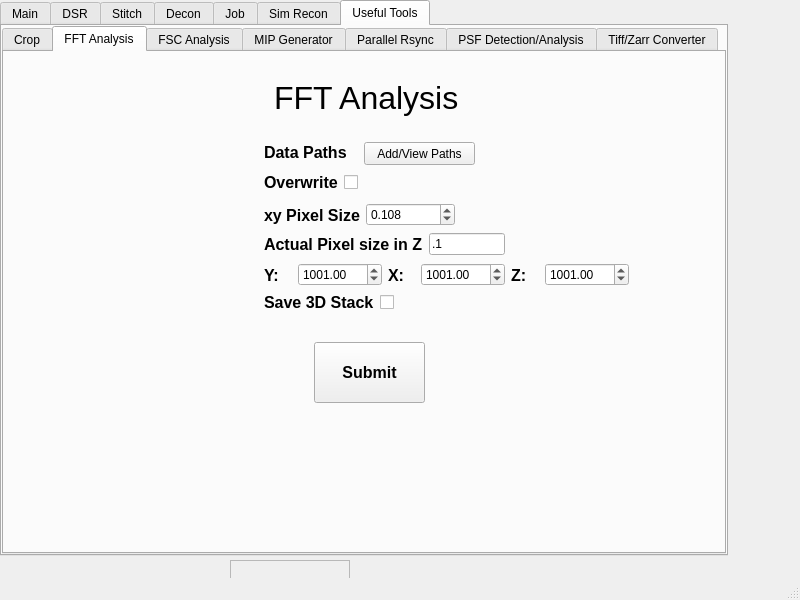
This is mainwindow.ui in abcucberkeley/PetaKit5D-GUI as Qt 5 draws it before an edit. The edited form follows.
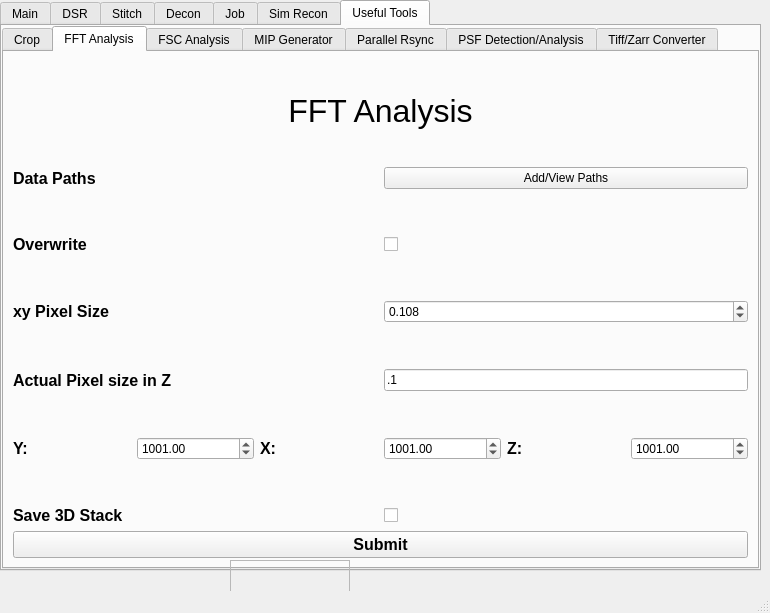
This is the edited form. The open tabs and pages were chosen to show the change.

Commit message: Made the FFT Analysis useful tool tab resizable

What changed in the file:
```diff
--- a/mainwindow.ui
+++ b/mainwindow.ui
@@ -6,8 +6,8 @@
    <rect>
     <x>0</x>
     <y>0</y>
-    <width>800</width>
-    <height>600</height>
+    <width>770</width>
+    <height>613</height>
    </rect>
   </property>
   <property name="windowTitle">
@@ -22,8 +22,8 @@
      <rect>
       <x>0</x>
       <y>0</y>
-      <width>728</width>
-      <height>556</height>
+      <width>761</width>
+      <height>571</height>
      </rect>
     </property>
     <property name="currentIndex">
@@ -6411,15 +6411,28 @@
          <attribute name="title">
           <string>FFT Analysis</string>
          </attribute>
+         <layout class="QGridLayout" name="gridLayout_12">
+          <property name="leftMargin">
+           <number>9</number>
+          </property>
+          <property name="topMargin">
+           <number>9</number>
+          </property>
+          <property name="rightMargin">
+           <number>9</number>
+          </property>
+          <property name="bottomMargin">
+           <number>9</number>
+          </property>
+          <item row="2" column="1" rowspan="2">
+           <layout class="QVBoxLayout" name="verticalLayout_27">
+            <property name="bottomMargin">
+             <number>0</number>
+            </property>
+            <item>
+             <layout class="QHBoxLayout" name="horizontalLayout_167" stretch="1,1">
+              <item>
          <widget class="QLabel" name="fftAnalysisDataPathsLabel">
-          <property name="geometry">
-           <rect>
-            <x>260</x>
-            <y>90</y>
-            <width>101</width>
-            <height>20</height>
-           </rect>
-          </property>
           <property name="font">
            <font>
             <pointsize>12</pointsize>
@@ -6432,49 +6445,31 @@
            <string>Data Paths</string>
           </property>
          </widget>
+              </item>
+              <item>
          <widget class="QPushButton" name="fftAnalysisAddPathsButton">
-          <property name="geometry">
-           <rect>
-            <x>360</x>
-            <y>90</y>
-            <width>111</width>
-            <height>23</height>
-           </rect>
-          </property>
           <property name="text">
            <string>Add/View Paths</string>
           </property>
          </widget>
-         <widget class="QLabel" name="fftAnalysisLabel">
-          <property name="geometry">
-           <rect>
-            <x>270</x>
-            <y>20</y>
-            <width>251</width>
-            <height>51</height>
-           </rect>
-          </property>
-          <property name="font">
-           <font>
-            <pointsize>24</pointsize>
-            <strikeout>false</strikeout>
-            <kerning>true</kerning>
-           </font>
-          </property>
-          <property name="text">
-           <string>FFT Analysis</string>
-          </property>
-         </widget>
-         <widget class="QWidget" name="layoutWidget_22">
-          <property name="geometry">
-           <rect>
-            <x>260</x>
-            <y>120</y>
-            <width>112</width>
-            <height>21</height>
-           </rect>
-          </property>
-          <layout class="QHBoxLayout" name="horizontalLayout_68">
+              </item>
+             </layout>
+            </item>
+            <item>
+             <spacer name="verticalSpacer_50">
+              <property name="orientation">
+               <enum>Qt::Vertical</enum>
+              </property>
+              <property name="sizeHint" stdset="0">
+               <size>
+                <width>20</width>
+                <height>40</height>
+               </size>
+              </property>
+             </spacer>
+            </item>
+            <item>
+             <layout class="QHBoxLayout" name="horizontalLayout_68" stretch="1,1">
            <item>
             <widget class="QLabel" name="fftAnalysisOverwriteLabel">
              <property name="font">
@@ -6498,17 +6493,22 @@
             </widget>
            </item>
           </layout>
-         </widget>
-         <widget class="QWidget" name="layoutWidget_24">
-          <property name="geometry">
-           <rect>
-            <x>260</x>
-            <y>150</y>
-            <width>191</width>
-            <height>26</height>
-           </rect>
-          </property>
-          <layout class="QHBoxLayout" name="horizontalLayout_69">
+            </item>
+            <item>
+             <spacer name="verticalSpacer_51">
+              <property name="orientation">
+               <enum>Qt::Vertical</enum>
+              </property>
+              <property name="sizeHint" stdset="0">
+               <size>
+                <width>20</width>
+                <height>40</height>
+               </size>
+              </property>
+             </spacer>
+            </item>
+            <item>
+             <layout class="QHBoxLayout" name="horizontalLayout_69" stretch="1,1">
            <item>
             <widget class="QLabel" name="fftAnalysisXyPixelSizeLabel">
              <property name="font">
@@ -6545,17 +6545,22 @@
             </widget>
            </item>
           </layout>
-         </widget>
-         <widget class="QWidget" name="layoutWidget_27">
-          <property name="geometry">
-           <rect>
-            <x>260</x>
-            <y>180</y>
-            <width>241</width>
-            <height>25</height>
-           </rect>
-          </property>
-          <layout class="QHBoxLayout" name="horizontalLayout_70">
+            </item>
+            <item>
+             <spacer name="verticalSpacer_52">
+              <property name="orientation">
+               <enum>Qt::Vertical</enum>
+              </property>
+              <property name="sizeHint" stdset="0">
+               <size>
+                <width>20</width>
+                <height>40</height>
+               </size>
+              </property>
+             </spacer>
+            </item>
+            <item>
+             <layout class="QHBoxLayout" name="horizontalLayout_70" stretch="1,1">
            <item>
             <widget class="QLabel" name="fftAnalysisDzLabel">
              <property name="font">
@@ -6579,17 +6584,22 @@
             </widget>
            </item>
           </layout>
-         </widget>
-         <widget class="QWidget" name="layoutWidget_29">
-          <property name="geometry">
-           <rect>
-            <x>260</x>
-            <y>210</y>
-            <width>365</width>
-            <height>26</height>
-           </rect>
-          </property>
-          <layout class="QHBoxLayout" name="horizontalLayout_71">
+            </item>
+            <item>
+             <spacer name="verticalSpacer_53">
+              <property name="orientation">
+               <enum>Qt::Vertical</enum>
+              </property>
+              <property name="sizeHint" stdset="0">
+               <size>
+                <width>20</width>
+                <height>40</height>
+               </size>
+              </property>
+             </spacer>
+            </item>
+            <item>
+             <layout class="QHBoxLayout" name="horizontalLayout_71" stretch="1,1,1,1,1,1">
            <item>
             <widget class="QLabel" name="fftAnalysisNYLabel">
              <property name="enabled">
@@ -6678,17 +6688,22 @@
             </widget>
            </item>
           </layout>
-         </widget>
-         <widget class="QWidget" name="layoutWidget_33">
-          <property name="geometry">
-           <rect>
-            <x>260</x>
-            <y>240</y>
-            <width>152</width>
-            <height>21</height>
-           </rect>
-          </property>
-          <layout class="QHBoxLayout" name="horizontalLayout_72">
+            </item>
+            <item>
+             <spacer name="verticalSpacer_54">
+              <property name="orientation">
+               <enum>Qt::Vertical</enum>
+              </property>
+              <property name="sizeHint" stdset="0">
+               <size>
+                <width>20</width>
+                <height>40</height>
+               </size>
+              </property>
+             </spacer>
+            </item>
+            <item>
+             <layout class="QHBoxLayout" name="horizontalLayout_72" stretch="1,1">
            <item>
             <widget class="QLabel" name="fftAnalysisSave3DStackLabel">
              <property name="font">
@@ -6712,16 +6727,40 @@
             </widget>
            </item>
           </layout>
-         </widget>
+            </item>
+           </layout>
+          </item>
+          <item row="1" column="1">
+           <layout class="QVBoxLayout" name="verticalLayout_25">
+            <item>
+             <layout class="QHBoxLayout" name="horizontalLayout_165">
+              <item>
+               <widget class="QLabel" name="fftAnalysisLabel">
+                <property name="font">
+                 <font>
+                  <pointsize>24</pointsize>
+                  <strikeout>false</strikeout>
+                  <kerning>true</kerning>
+                 </font>
+                </property>
+                <property name="text">
+                 <string>FFT Analysis</string>
+                </property>
+                <property name="alignment">
+                 <set>Qt::AlignCenter</set>
+                </property>
+               </widget>
+              </item>
+             </layout>
+            </item>
+           </layout>
+          </item>
+          <item row="4" column="1">
+           <layout class="QVBoxLayout" name="verticalLayout_26">
+            <item>
+             <layout class="QHBoxLayout" name="horizontalLayout_166">
+              <item>
          <widget class="QPushButton" name="fftAnalysisSubmitButton">
-          <property name="geometry">
-           <rect>
-            <x>310</x>
-            <y>290</y>
-            <width>111</width>
-            <height>61</height>
-           </rect>
-          </property>
           <property name="font">
            <font>
             <pointsize>12</pointsize>
@@ -6732,6 +6771,12 @@
            <string>Submit</string>
           </property>
          </widget>
+              </item>
+             </layout>
+            </item>
+           </layout>
+          </item>
+         </layout>
         </widget>
         <widget class="QWidget" name="fscAnalysis">
          <attribute name="title">
```
Left out of the diff: 4 changed lines with no effect on the pictures. Lines whose indentation alone changed are shown as unchanged.
